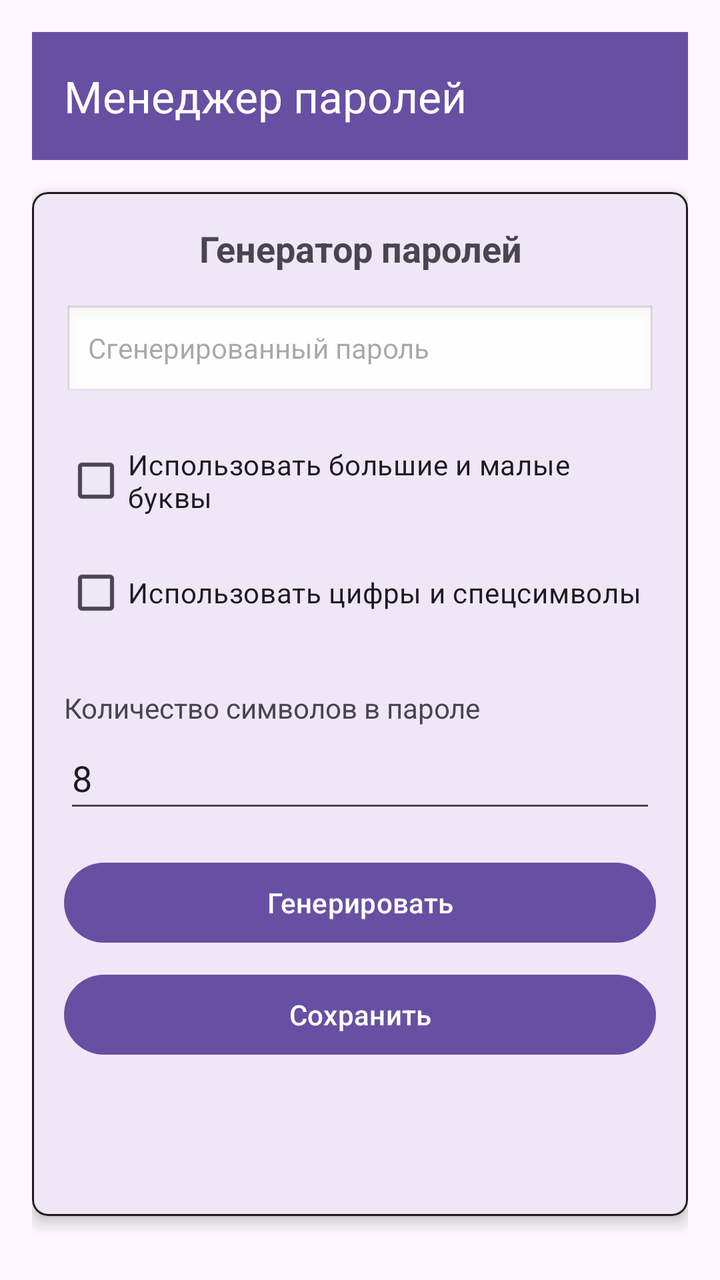
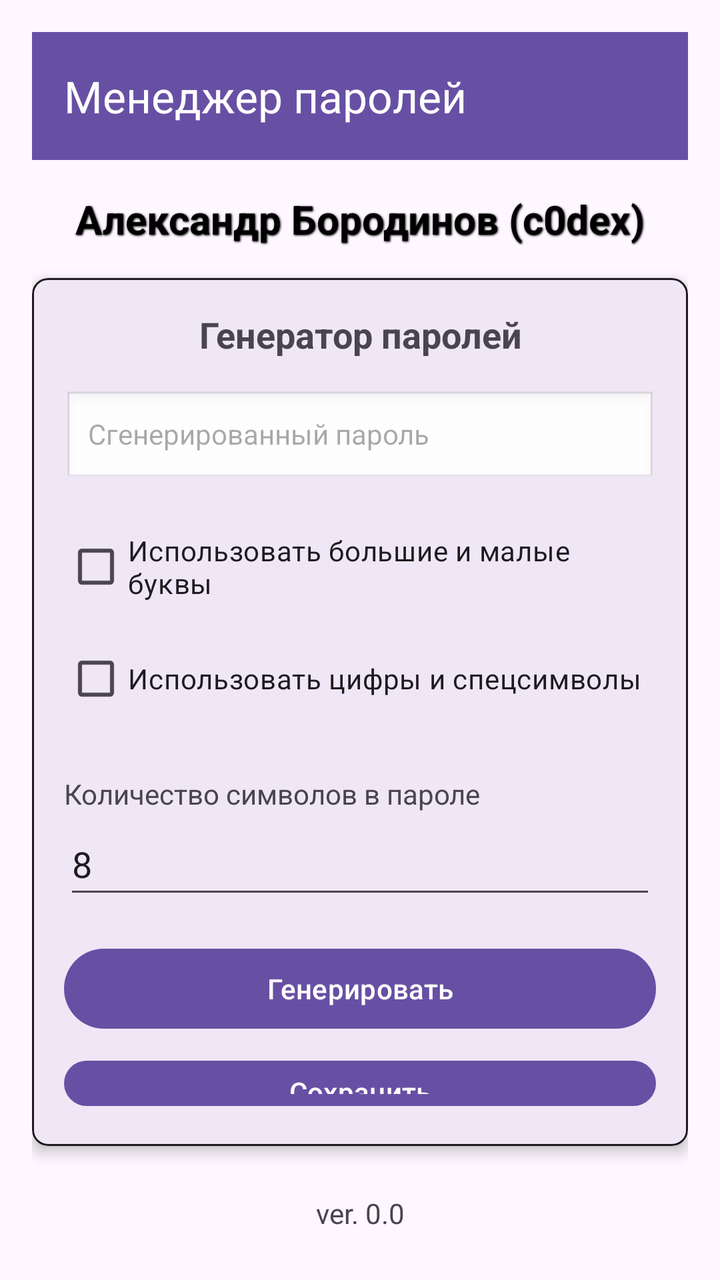

The first picture is an Android layout as it rendered before a commit; the second is the same layout after the commit. The layout source and the unified diff follow.
<!-- AndroidManifest.xml: activity theme Theme.PassManager -->
<!-- res/layout/activity_main.xml -->
<?xml version="1.0" encoding="utf-8"?>
<androidx.drawerlayout.widget.DrawerLayout xmlns:android="http://schemas.android.com/apk/res/android"
    xmlns:app="http://schemas.android.com/apk/res-auto"
    android:id="@+id/drawerLayout"
    android:layout_width="match_parent"
    android:layout_height="match_parent"
    android:fitsSystemWindows="true">

    
    <LinearLayout
        android:layout_width="match_parent"
        android:layout_height="match_parent"
        android:orientation="vertical"
        android:padding="16dp"
        android:fitsSystemWindows="true">

        
        <androidx.appcompat.widget.Toolbar
            android:id="@+id/toolbar"
            android:layout_width="match_parent"
            android:layout_height="?attr/actionBarSize"
            android:background="?attr/colorPrimary"
            android:theme="@style/ThemeOverlay.AppCompat.Dark.ActionBar"
            app:popupTheme="@style/ThemeOverlay.AppCompat.Light"
            app:title="Менеджер паролей"
            android:layout_marginBottom="16dp" />

        
        <com.google.android.material.card.MaterialCardView
            android:layout_width="match_parent"
            android:layout_height="match_parent"
            android:layout_marginBottom="16dp"
            app:cardElevation="4dp"
            app:cardCornerRadius="8dp"
            app:cardBackgroundColor="?attr/colorSurface"
            app:strokeColor="?attr/colorOnSurface"
            app:strokeWidth="1dp">

            <LinearLayout
                android:layout_width="match_parent"
                android:layout_height="wrap_content"
                android:orientation="vertical"
                android:padding="16dp">

                <TextView
                    android:layout_width="match_parent"
                    android:layout_height="wrap_content"
                    android:text="Генератор паролей"
                    android:textSize="18sp"
                    android:textStyle="bold"
                    android:gravity="center"
                    android:layout_marginBottom="16dp" />

                <TextView
                    android:id="@+id/generatedPasswordText"
                    android:layout_width="match_parent"
                    android:layout_height="wrap_content"
                    android:hint="Сгенерированный пароль"
                    android:background="@android:drawable/edit_text"
                    android:padding="12dp"
                    android:layout_marginBottom="16dp" />

                <CheckBox
                    android:id="@+id/useLettersCheckBox"
                    android:layout_width="match_parent"
                    android:layout_height="wrap_content"
                    android:text="Использовать большие и малые буквы"
                    android:layout_marginBottom="8dp" />

                <CheckBox
                    android:id="@+id/useDigitsAndSpecialCheckBox"
                    android:layout_width="match_parent"
                    android:layout_height="wrap_content"
                    android:text="Использовать цифры и спецсимволы"
                    android:layout_marginBottom="16dp" />

                <TextView
                    android:id="@+id/passwordLengthHint"
                    android:layout_width="match_parent"
                    android:layout_height="wrap_content"
                    android:text="Количество символов в пароле"
                    android:gravity=""
                    android:layout_marginTop="8dp" />

                <EditText
                    android:id="@+id/passwordLengthEditText"
                    android:layout_width="match_parent"
                    android:layout_height="wrap_content"
                    android:hint="Длина пароля"
                    android:inputType="number"
                    android:text="8"
                    android:layout_marginBottom="16dp"
                    android:minHeight="48dp" />

                <Button
                    android:id="@+id/generateButton"
                    android:layout_width="match_parent"
                    android:layout_height="wrap_content"
                    android:text="Генерировать"
                    android:layout_marginBottom="8dp" />

                <Button
                    android:id="@+id/saveButton"
                    android:layout_width="match_parent"
                    android:layout_height="wrap_content"
                    android:text="Сохранить" />

                <TextView
                    android:id="@+id/masterPasswordStatusText"
                    android:layout_width="match_parent"
                    android:layout_height="wrap_content"
                    android:text="Мастер-пароль не задан. Сохранение недоступно!"
                    android:textColor="@android:color/holo_red_dark"
                    android:gravity="center"
                    android:layout_marginTop="8dp"
                    android:visibility="gone" />

            </LinearLayout>

        </com.google.android.material.card.MaterialCardView>

    </LinearLayout>

    
    <com.google.android.material.navigation.NavigationView
        android:id="@+id/navigationView"
        android:layout_width="wrap_content"
        android:layout_height="match_parent"
        android:layout_gravity="start"
        app:headerLayout="@layout/nav_header"
        app:menu="@menu/drawer_menu" />

</androidx.drawerlayout.widget.DrawerLayout>
<!-- res/layout/nav_header.xml (included above) -->
<?xml version="1.0" encoding="utf-8"?>
<LinearLayout xmlns:android="http://schemas.android.com/apk/res/android"
    android:layout_width="match_parent"
    android:layout_height="?attr/actionBarSize"
    android:orientation="vertical"
    android:padding="16dp"
    android:background="?attr/colorPrimary"
    android:theme="@style/ThemeOverlay.AppCompat.Dark">

    <TextView
        android:layout_width="match_parent"
        android:layout_height="wrap_content"
        android:text="Менеджер паролей"
        android:textAppearance="@style/TextAppearance.AppCompat.Body1"
        android:textSize="18sp" />

</LinearLayout>
<!-- resources referenced by this layout -->
<resources>
  <style name="Theme.PassManager" parent="Theme.Material3.DayNight.NoActionBar" />
</resources>

<!-- the commit's change to res/layout/activity_main.xml (unified diff, before → after) -->
@@ -25,10 +25,26 @@
             app:title="Менеджер паролей"
             android:layout_marginBottom="16dp" />
 
+        <TextView
+            android:id="@+id/textInfo"
+            android:layout_width="match_parent"
+            android:layout_height="wrap_content"
+            android:gravity="center"
+            android:shadowColor="#000000"
+            android:shadowDx="1"
+            android:shadowDy="1"
+            android:shadowRadius="2"
+            android:text="Александр Бородинов (c0dex)"
+            android:textColor="#000"
+            android:textSize="20sp"
+            android:textStyle="bold"
+            android:layout_marginBottom="16dp"/>
+
         
         <com.google.android.material.card.MaterialCardView
             android:layout_width="match_parent"
-            android:layout_height="match_parent"
+            android:layout_height="0dp"
+            android:layout_weight="1"
             android:layout_marginBottom="16dp"
             app:cardElevation="4dp"
             app:cardCornerRadius="8dp"
@@ -115,9 +131,19 @@
                     android:layout_marginTop="8dp"
                     android:visibility="gone" />
 
+
             </LinearLayout>
 
+
         </com.google.android.material.card.MaterialCardView>
+        <TextView
+            android:id="@+id/versionText"
+            android:layout_width="match_parent"
+            android:layout_height="wrap_content"
+            android:text="ver. 0.0"
+            android:gravity="center"
+            android:layout_marginTop="8dp"
+            android:layout_marginBottom="8dp" />
 
     </LinearLayout>
 
